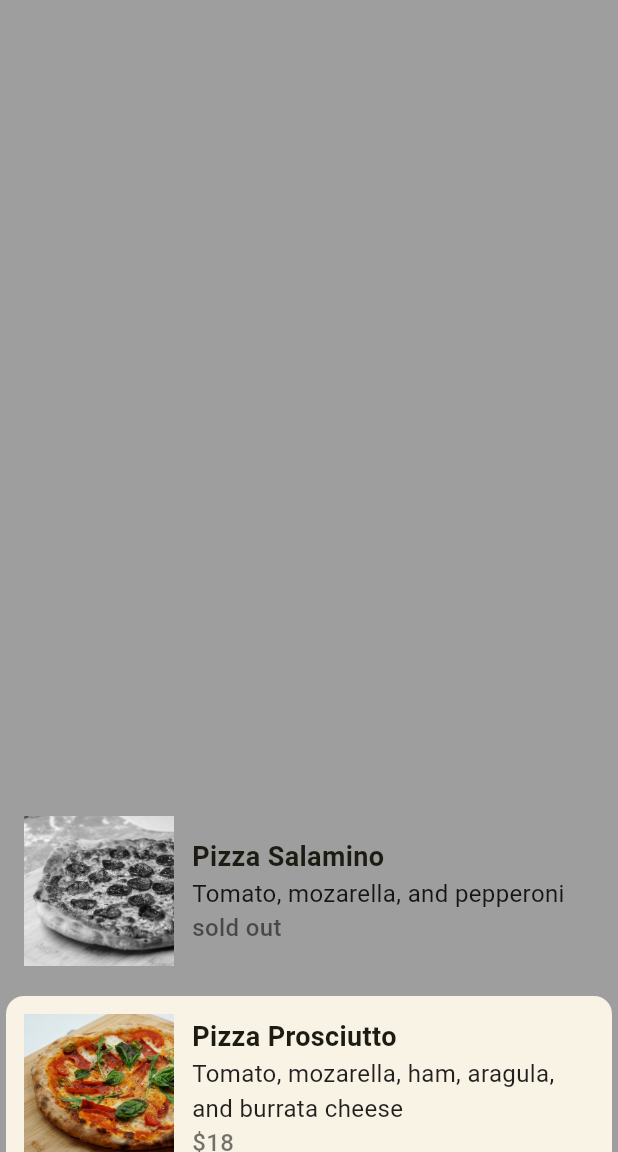
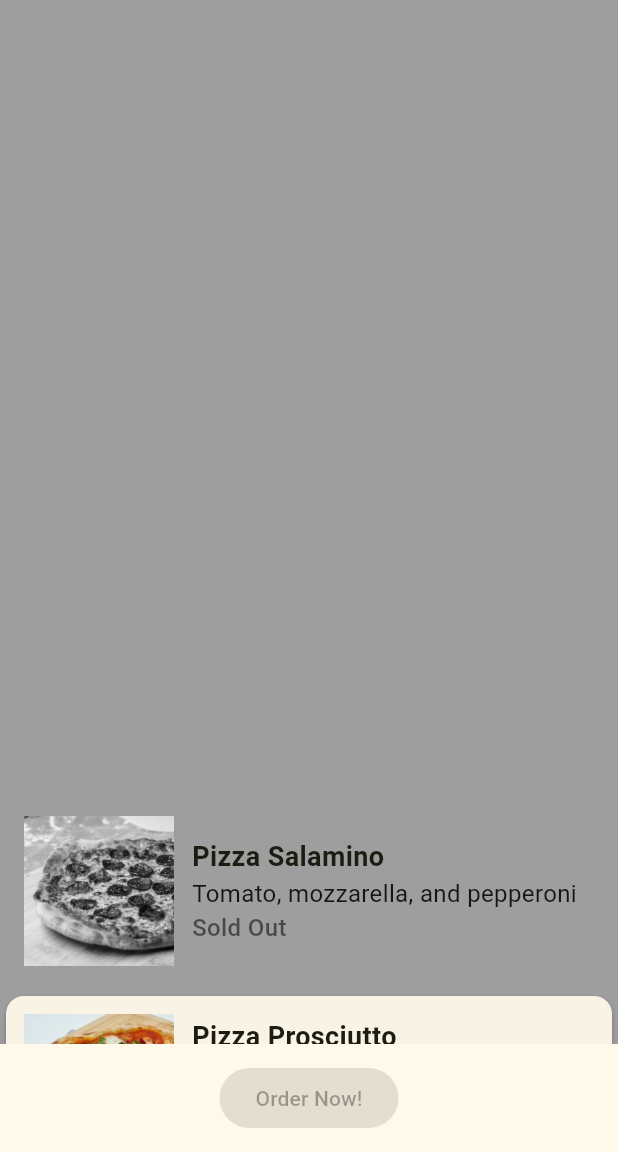
Before and after one commit to CintiaAngelo/PizzaMenu, a Flutter app: the screen it shows after launch, on a phone screen of 412 x 824 dp, the part 84-1236 px from its top. Run offline on Flutter 3.47's test engine with Material 3 defaults, Android fonts, the phone set to English and light mode, and no system bars.

Commit message:
Adicionando função ao botão e exibindo uma lista das pizzas selecionadas

```diff
--- a/lib/menu.dart
+++ b/lib/menu.dart
@@ -1,9 +1,17 @@
-import 'menu_Item.dart';
+import 'menu_item.dart';
 import 'pizza_data.dart';
 import 'package:flutter/material.dart';
 
-class Menu extends StatelessWidget {
+
+class Menu extends StatefulWidget {
   const Menu({super.key});
+
+  @override
+  State<Menu> createState() => _MenuState();
+}
+
+class _MenuState extends State<Menu> {
+  List<Pizza> pizzasSelecionadas = [];
 
   @override
   Widget build(BuildContext context) {
@@ -16,8 +24,13 @@ class Menu extends StatelessWidget {
           Expanded(
             child: SingleChildScrollView(
               child: Column(
-                children:
-                    pizzaData.map((pizza) => MenuItem(pizza: pizza)).toList(),
+                children: pizzaData.map((pizza) {
+                  return MenuItem(
+                    pizza: pizza,
+                    selecionado: pizzasSelecionadas.contains(pizza),
+                    onTap: () => _selecionarPizza(pizza),
+                  );
+                }).toList(),
               ),
             ),
           ),
@@ -25,29 +38,58 @@ class Menu extends StatelessWidget {
             Padding(
               padding: const EdgeInsets.all(12.0),
               child: ElevatedButton(
-                onPressed: () {},
-                child: Text("Order now!"),
+                onPressed: pizzasSelecionadas.isEmpty ? null : _fazerPedido,
+                child: Text("Order Now!"),
               ),
-            )
+            ),
         ],
       ),
     );
   }
 
   bool isOpen() {
-    var horaInicial = 19;
-    var horaFinal = 23;
+    var horaInicial = 00;
+    var horaFinal = 24;
     var horaAtual = DateTime.now().hour;
 
     return horaAtual >= horaInicial && horaAtual < horaFinal;
   }
 
-  List<MenuItem> _buildItems() {
-    // Lista Pizza => Lista MenuItem
-    List<MenuItem> items = [];
-    for (var pizza in pizzaData) {
-      items.add(MenuItem(pizza: pizza));
-    }
-    return items;
+  void _selecionarPizza(Pizza pizza) {
+    setState(() {
+      if (pizzasSelecionadas.contains(pizza)) {
+        pizzasSelecionadas.remove(pizza);
+      } else {
+        if (!pizza.soldOut) { // só deixa selecionar se não estiver esgotada
+          pizzasSelecionadas.add(pizza);
+        }
+      }
+    });
+  }
+
+  void _fazerPedido() {
+    showDialog(
+      context: context,
+      builder: (context) {
+        return AlertDialog(
+          title: Text("Pedido Realizado!"),
+          content: Column(
+            mainAxisSize: MainAxisSize.min,
+            children: pizzasSelecionadas.map((pizza) => Text(pizza.name)).toList(),
+          ),
+          actions: [
+            TextButton(
+              onPressed: () {
+                Navigator.of(context).pop();
+                setState(() {
+                  pizzasSelecionadas.clear(); // limpa depois do pedido
+                });
+              },
+              child: Text("OK"),
+            ),
+          ],
+        );
+      },
+    );
   }
 }
--- a/lib/menu_item.dart
+++ b/lib/menu_item.dart
@@ -1,17 +1,28 @@
+import 'package:flutter/material.dart';
 import 'pizza_data.dart';
-import 'package:flutter/material.dart';
 
 class MenuItem extends StatelessWidget {
   final Pizza pizza;
-  const MenuItem({super.key, required this.pizza});
+  final bool selecionado;
+  final VoidCallback onTap;
+
+  const MenuItem({
+    super.key,
+    required this.pizza,
+    required this.selecionado,
+    required this.onTap,
+  });
 
   @override
   Widget build(BuildContext context) {
     return Card(
-      elevation: 0,
+      elevation: 2,
+      color: selecionado ? Colors.yellow[100] : null, // muda a cor se selecionado
+      child: InkWell(
+        onTap: onTap,
         child: Padding(
-        padding: EdgeInsets.all(12),
-        child: (Row(
+          padding: const EdgeInsets.all(12),
+          child: Row(
             children: [
               ColorFiltered(
                 colorFilter: pizza.soldOut
@@ -24,36 +35,36 @@ class MenuItem extends StatelessWidget {
                   fit: BoxFit.cover,
                 ),
               ),
-            SizedBox(
-              width: 12,
-            ),
+              const SizedBox(width: 12),
               Expanded(
                 child: Column(
                   crossAxisAlignment: CrossAxisAlignment.start,
                   children: [
                     Text(
                       pizza.name,
-                    style: TextStyle(
+                      style: const TextStyle(
                         fontWeight: FontWeight.bold,
                         fontSize: 18,
                       ),
                     ),
                     Text(
                       pizza.ingredients,
-                    style: TextStyle(fontSize: 16, color: Colors.black87),
+                      style: const TextStyle(fontSize: 16, color: Colors.black87),
                     ),
                     Text(
-                    pizza.soldOut ? "sold out" : "\$${pizza.price}",
-                    style: TextStyle(
+                      pizza.soldOut ? "Sold Out" : "\$${pizza.price}",
+                      style: const TextStyle(
                         fontSize: 16,
                         color: Colors.black54,
-                        fontWeight: FontWeight.w500),
+                        fontWeight: FontWeight.w500,
+                      ),
                     ),
                   ],
                 ),
-            )
+              ),
             ],
-        )),
+          ),
+        ),
       ),
     );
   }
--- a/lib/pizza_data.dart
+++ b/lib/pizza_data.dart
@@ -24,35 +24,35 @@ List<Pizza> pizzaData = [
   ),
   Pizza(
     name: 'Pizza Margherita',
-    ingredients: 'Tomato and mozarella',
+    ingredients: 'Tomato and mozzarella',
     price: 10,
     photoName: 'margherita.jpg',
     soldOut: false,
   ),
   Pizza(
     name: 'Pizza Spinaci',
-    ingredients: 'Tomato, mozarella, spinach, and ricotta cheese',
+    ingredients: 'Tomato, mozzarella, spinach, and ricotta cheese',
     price: 12,
     photoName: 'spinaci.jpg',
     soldOut: false,
   ),
   Pizza(
     name: 'Pizza Funghi',
-    ingredients: 'Tomato, mozarella, mushrooms, and onion',
+    ingredients: 'Tomato, mozzarella, mushrooms, and onion',
     price: 12,
     photoName: 'funghi.jpg',
     soldOut: false,
   ),
   Pizza(
     name: 'Pizza Salamino',
-    ingredients: 'Tomato, mozarella, and pepperoni',
+    ingredients: 'Tomato, mozzarella, and pepperoni',
     price: 15,
     photoName: 'salamino.jpg',
     soldOut: true,
   ),
   Pizza(
     name: 'Pizza Prosciutto',
-    ingredients: 'Tomato, mozarella, ham, aragula, and burrata cheese',
+    ingredients: 'Tomato, mozzarella, ham, arugula, and burrata cheese',
     price: 18,
     photoName: 'prosciutto.jpg',
     soldOut: false,
```
Lines whose indentation alone changed are shown as unchanged.
